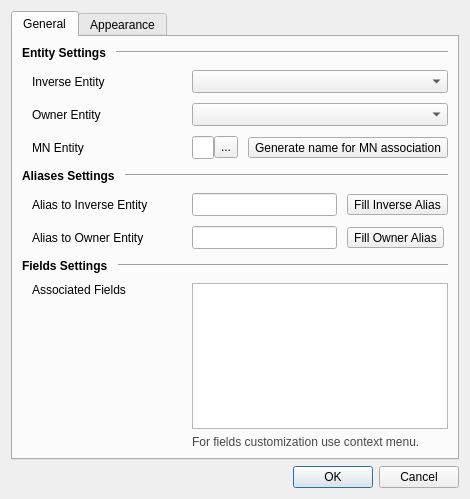
Before: the Qt Designer form src/Gui/ModelEditors/dialogModelManyToManyWizard.ui in Atlantic18/skipper-translation, drawn with Qt 5.
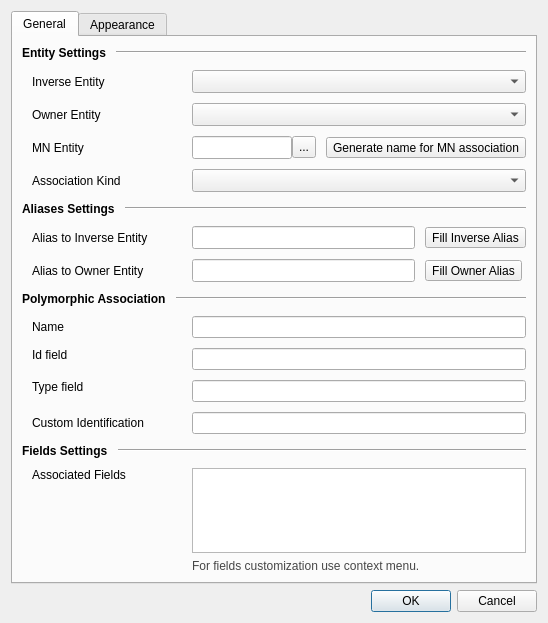
After: the same form once the commit is applied. Icons and pictures are not drawn. Custom widgets are drawn as their Qt base class.

```diff
--- a/src/Gui/ModelEditors/dialogModelManyToManyWizard.ui
+++ b/src/Gui/ModelEditors/dialogModelManyToManyWizard.ui
@@ -6,15 +6,15 @@
    <rect>
     <x>0</x>
     <y>0</y>
-    <width>443</width>
-    <height>499</height>
+    <width>548</width>
+    <height>623</height>
    </rect>
   </property>
   <property name="windowTitle">
    <string>Many To Many Wizard</string>
   </property>
   <property name="windowIcon">
-   <iconset resource="../../Images/images.qrc">
+   <iconset resource="../../Images/skipperImages.qrc">
     <normaloff>:/ModelObjects/manyToMany_16.png</normaloff>:/ModelObjects/manyToMany_16.png</iconset>
   </property>
   <layout class="QVBoxLayout" name="verticalLayout_3">
@@ -25,7 +25,7 @@
      </property>
      <widget class="QWidget" name="tabData">
       <attribute name="icon">
-       <iconset resource="../../Images/images.qrc">
+       <iconset resource="../../Images/skipperImages.qrc">
         <normaloff>:/ModelObjects/manyToMany_16.png</normaloff>:/ModelObjects/manyToMany_16.png</iconset>
       </attribute>
       <attribute name="title">
@@ -76,26 +76,6 @@
          <property name="verticalSpacing">
           <number>10</number>
          </property>
-         <item row="3" column="0">
-          <widget class="QLabel" name="labelMNEntity">
-           <property name="text">
-            <string>MN Entity</string>
-           </property>
-          </widget>
-         </item>
-         <item row="2" column="0">
-          <widget class="QLabel" name="labelOwnerEntity">
-           <property name="sizePolicy">
-            <sizepolicy hsizetype="Preferred" vsizetype="Preferred">
-             <horstretch>0</horstretch>
-             <verstretch>0</verstretch>
-            </sizepolicy>
-           </property>
-           <property name="text">
-            <string>Owner Entity</string>
-           </property>
-          </widget>
-         </item>
          <item row="1" column="0">
           <widget class="QLabel" name="labelInverseEntity">
            <property name="text">
@@ -103,6 +83,33 @@
            </property>
           </widget>
          </item>
+         <item row="1" column="1" colspan="2">
+          <widget class="QComboBox" name="comboEntityInverse">
+           <property name="sizePolicy">
+            <sizepolicy hsizetype="Preferred" vsizetype="Preferred">
+             <horstretch>0</horstretch>
+             <verstretch>0</verstretch>
+            </sizepolicy>
+           </property>
+           <property name="minimumSize">
+            <size>
+             <width>0</width>
+             <height>23</height>
+            </size>
+           </property>
+          </widget>
+         </item>
+         <item row="3" column="2">
+          <widget class="QToolButton" name="btnGenerateMany2ManyName">
+           <property name="text">
+            <string>Generate name for MN association</string>
+           </property>
+           <property name="icon">
+            <iconset resource="../../Images/skipperImages.qrc">
+             <normaloff>:/FunctionImages/alias_16.png</normaloff>:/FunctionImages/alias_16.png</iconset>
+           </property>
+          </widget>
+         </item>
          <item row="3" column="1">
           <layout class="QHBoxLayout" name="horizontalLayout_2">
            <property name="spacing">
@@ -133,14 +140,16 @@
            </item>
           </layout>
          </item>
-         <item row="3" column="2">
-          <widget class="QToolButton" name="btnGenerateMany2ManyName">
-           <property name="text">
-            <string>Generate name for MN association</string>
+         <item row="2" column="0">
+          <widget class="QLabel" name="labelOwnerEntity">
+           <property name="sizePolicy">
+            <sizepolicy hsizetype="Preferred" vsizetype="Preferred">
+             <horstretch>0</horstretch>
+             <verstretch>0</verstretch>
+            </sizepolicy>
            </property>
-           <property name="icon">
-            <iconset resource="../../Images/images.qrc">
-             <normaloff>:/FunctionImages/alias_16.png</normaloff>:/FunctionImages/alias_16.png</iconset>
+           <property name="text">
+            <string>Owner Entity</string>
            </property>
           </widget>
          </item>
@@ -160,11 +169,25 @@
            </property>
           </widget>
          </item>
-         <item row="1" column="1" colspan="2">
-          <widget class="QComboBox" name="comboEntityInverse">
+         <item row="3" column="0">
+          <widget class="QLabel" name="labelMNEntity">
+           <property name="text">
+            <string>MN Entity</string>
+           </property>
+          </widget>
+         </item>
+         <item row="4" column="0">
+          <widget class="QLabel" name="labelKind">
+           <property name="text">
+            <string>Association Kind</string>
+           </property>
+          </widget>
+         </item>
+         <item row="4" column="1" colspan="2">
+          <widget class="QComboBox" name="comboAssociationKind">
            <property name="sizePolicy">
             <sizepolicy hsizetype="Preferred" vsizetype="Preferred">
-             <horstretch>0</horstretch>
+             <horstretch>5</horstretch>
              <verstretch>0</verstretch>
             </sizepolicy>
            </property>
@@ -271,7 +294,7 @@
             <string>Fill Inverse Alias</string>
            </property>
            <property name="icon">
-            <iconset resource="../../Images/images.qrc">
+            <iconset resource="../../Images/skipperImages.qrc">
              <normaloff>:/FunctionImages/alias_16.png</normaloff>:/FunctionImages/alias_16.png</iconset>
            </property>
           </widget>
@@ -282,17 +305,106 @@
             <string>Fill Owner Alias</string>
            </property>
            <property name="icon">
-            <iconset resource="../../Images/images.qrc">
+            <iconset resource="../../Images/skipperImages.qrc">
              <normaloff>:/FunctionImages/alias_16.png</normaloff>:/FunctionImages/alias_16.png</iconset>
            </property>
           </widget>
          </item>
         </layout>
        </item>
+       <item>
+        <layout class="QHBoxLayout" name="layoutAssocFields_2">
+         <item>
+          <widget class="QLabel" name="labelPolymorphicCaption">
+           <property name="sizePolicy">
+            <sizepolicy hsizetype="Maximum" vsizetype="Preferred">
+             <horstretch>0</horstretch>
+             <verstretch>0</verstretch>
+            </sizepolicy>
+           </property>
+           <property name="font">
+            <font>
+             <weight>75</weight>
+             <bold>true</bold>
+            </font>
+           </property>
+           <property name="frameShape">
+            <enum>QFrame::NoFrame</enum>
+           </property>
+           <property name="text">
+            <string>Polymorphic Association</string>
+           </property>
+          </widget>
+         </item>
+         <item>
+          <widget class="Line" name="labelPolymorphicCaption2">
+           <property name="orientation">
+            <enum>Qt::Horizontal</enum>
+           </property>
+          </widget>
+         </item>
+        </layout>
+       </item>
+       <item>
+        <layout class="QGridLayout" name="gridFields_2" columnminimumwidth="150,0">
+         <property name="leftMargin">
+          <number>10</number>
+         </property>
+         <property name="verticalSpacing">
+          <number>10</number>
+         </property>
+         <item row="2" column="1">
+          <widget class="QLineEdit" name="editPolymorphicTypeField"/>
+         </item>
+         <item row="1" column="0">
+          <widget class="QLabel" name="labelFieldId">
+           <property name="text">
+            <string>Id field</string>
+           </property>
+           <property name="alignment">
+            <set>Qt::AlignLeading|Qt::AlignLeft|Qt::AlignTop</set>
+           </property>
+          </widget>
+         </item>
+         <item row="1" column="1">
+          <widget class="QLineEdit" name="editPolymorphicIdField"/>
+         </item>
+         <item row="0" column="0">
+          <widget class="QLabel" name="labelPolymorphicName">
+           <property name="text">
+            <string>Name</string>
+           </property>
+          </widget>
+         </item>
+         <item row="2" column="0">
+          <widget class="QLabel" name="labelFieldType">
+           <property name="text">
+            <string>Type field</string>
+           </property>
+           <property name="alignment">
+            <set>Qt::AlignLeading|Qt::AlignLeft|Qt::AlignTop</set>
+           </property>
+          </widget>
+         </item>
+         <item row="3" column="1">
+          <widget class="QLineEdit" name="editPolymorphicIdentification"/>
+         </item>
+         <item row="3" column="0">
+          <widget class="QLabel" name="labelFieldIdentification">
+           <property name="text">
+            <string>Custom Identification</string>
+           </property>
+          </widget>
+         </item>
+         <item row="0" column="1">
+          <widget class="QLineEdit" name="editPolymorphicName"/>
+         </item>
+        </layout>
+       </item>
        <item>
         <layout class="QHBoxLayout" name="layoutFieldsInfo">
          <item>
-          <widget class="QLabel" name="labelInfo_5">
+          <widget class="QLabel" name="labelFieldsCaption">
            <property name="sizePolicy">
             <sizepolicy hsizetype="Maximum" vsizetype="Preferred">
              <horstretch>0</horstretch>
@@ -314,7 +426,7 @@
           </widget>
          </item>
          <item>
-          <widget class="Line" name="lineInfo_5">
+          <widget class="Line" name="labelFieldsCaption2">
            <property name="orientation">
             <enum>Qt::Horizontal</enum>
            </property>
@@ -374,11 +486,24 @@
          </item>
         </layout>
        </item>
+       <item>
+        <spacer name="verticalSpacer">
+         <property name="orientation">
+          <enum>Qt::Vertical</enum>
+         </property>
+         <property name="sizeHint" stdset="0">
+          <size>
+           <width>20</width>
+           <height>10</height>
+          </size>
+         </property>
+        </spacer>
+       </item>
       </layout>
      </widget>
      <widget class="QWidget" name="tabVisual">
       <attribute name="icon">
-       <iconset resource="../../Images/images.qrc">
+       <iconset resource="../../Images/skipperImages.qrc">
         <normaloff>:/FunctionImages/palette_16.png</normaloff>:/FunctionImages/palette_16.png</iconset>
       </attribute>
       <attribute name="title">
@@ -595,7 +720,7 @@
   </action>
   <action name="actionRemoveField">
    <property name="icon">
-    <iconset resource="../../Images/images.qrc">
+    <iconset resource="../../Images/skipperImages.qrc">
      <normaloff>:/CommonActions/delete_16.png</normaloff>:/CommonActions/delete_16.png</iconset>
    </property>
    <property name="text">
```
Left out of the diff: 3 changed lines with no effect on the pictures.
